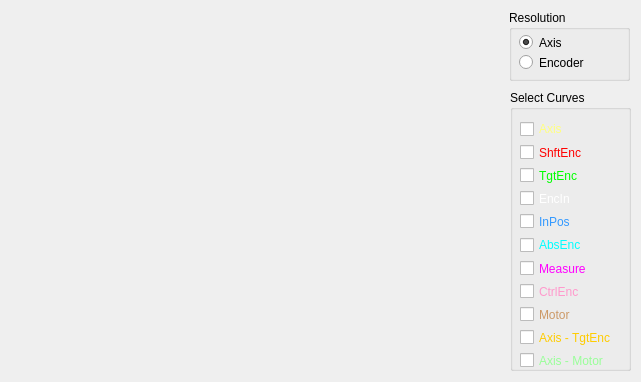
Old version of the form src/ui_icepapcms/qt_designer_files/dialogcurves.ui in the repository MaxIV-KitsControls/app-cells-icepapcms.
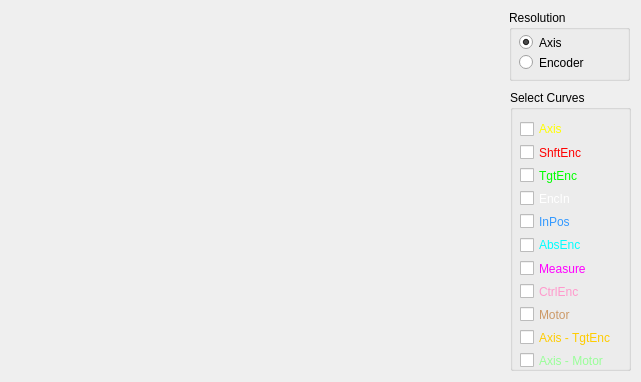
New version of the form.

What changed in the file:
```diff
--- a/src/ui_icepapcms/qt_designer_files/dialogcurves.ui
+++ b/src/ui_icepapcms/qt_designer_files/dialogcurves.ui
@@ -764,16 +764,16 @@
          <color alpha="255">
           <red>255</red>
           <green>255</green>
-          <blue>127</blue>
+          <blue>0</blue>
          </color>
         </brush>
        </colorrole>
        <colorrole role="Text">
         <brush brushstyle="SolidPattern">
          <color alpha="255">
-          <red>255</red>
-          <green>255</green>
-          <blue>127</blue>
+          <red>0</red>
+          <green>0</green>
+          <blue>0</blue>
          </color>
         </brush>
        </colorrole>
@@ -784,16 +784,16 @@
          <color alpha="255">
           <red>255</red>
           <green>255</green>
-          <blue>127</blue>
+          <blue>0</blue>
          </color>
         </brush>
        </colorrole>
        <colorrole role="Text">
         <brush brushstyle="SolidPattern">
          <color alpha="255">
-          <red>255</red>
-          <green>255</green>
-          <blue>127</blue>
+          <red>0</red>
+          <green>0</green>
+          <blue>0</blue>
          </color>
         </brush>
        </colorrole>
```
Left out of the diff: 107 changed lines with no effect on the pictures.
